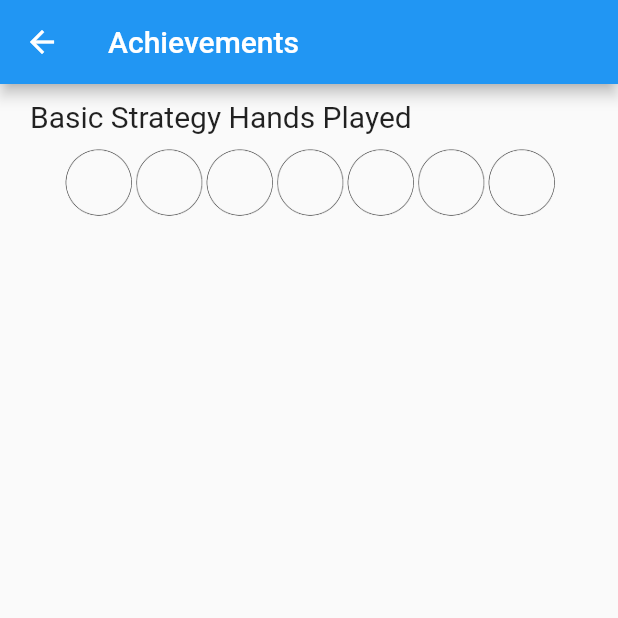
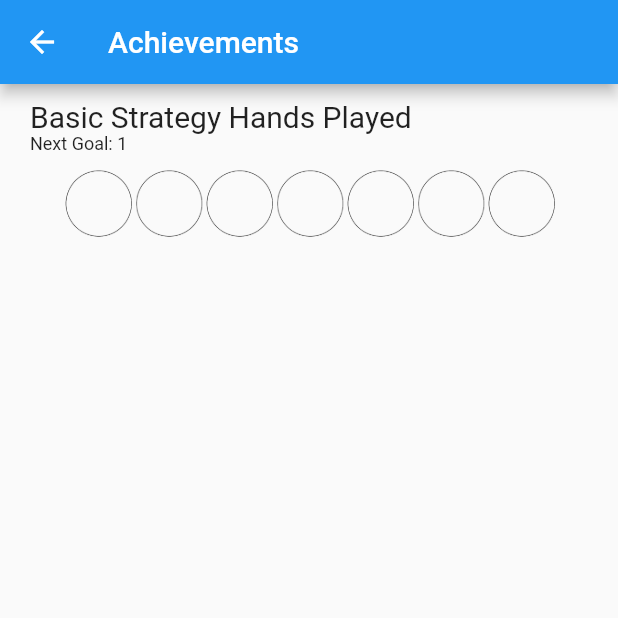
Before and after one commit to Eric-Lingren/count_champ, a Flutter app: the screen it shows after launch, on a phone screen of 412 x 824 dp, the top half of it. Run offline on Flutter 3.47's test engine with Material 2 defaults, Android fonts, the phone set to English and light mode, and no system bars; our stand-ins replace audioplayers, bloc, equatable, flutter_bloc, hydrated_bloc, test_api.

Commit message:
adding mext goal to achievements page

```diff
--- a/lib/pages/achievements_page.dart
+++ b/lib/pages/achievements_page.dart
@@ -33,20 +33,31 @@ class AchievementsPage extends StatelessWidget {
                 mainAxisAlignment: MainAxisAlignment.start,
                 children: [
                   Container(
-                    padding: EdgeInsets.fromLTRB(20, 0, 0, 10),
+                    padding: EdgeInsets.fromLTRB(20, 0, 0, 0),
                     child: const Text(
-                      'Basic Strategy Hands Played',
-                      style: TextStyle(fontSize: 20),
-                    ),
+                          'Basic Strategy Hands Played',
+                          style: TextStyle(fontSize: 20),
+                        ),
                   ),
                 ],
               ),
 
               BlocBuilder<AchievementsCubit, AchievementsState>(
                   builder: (context, state) {
-                return AchievementsChipRow(achievements: state.bsTotalPlayedAchievement);
+                return AchievementsChipRow(achievements: state.bsTotalPlayedAchievement, type: 'bs');
               }),
-
+              // Row(
+              //   mainAxisAlignment: MainAxisAlignment.start,
+              //   children: [
+              //     Container(
+              //       padding: EdgeInsets.fromLTRB(20, 0, 0, 10),
+              //       child: const Text(
+              //         'Next Level',
+              //         style: TextStyle(fontSize: 12),
+              //       ),
+              //     ),
+              //   ],
+              // ),
             ],
           ),
         )));
--- a/lib/widgets/achievements/achievements_chip_row.dart
+++ b/lib/widgets/achievements/achievements_chip_row.dart
@@ -2,6 +2,7 @@ import 'package:flutter/cupertino.dart';
 
 class AchievementsChipRow extends StatelessWidget {
   final int achievements;
+  final String type;
   final List achievementImages = [
     'assets/images/chips/1_white.png',
     'assets/images/chips/5_red.png',
@@ -12,49 +13,59 @@ class AchievementsChipRow extends StatelessWidget {
     'assets/images/chips/5000_grey.png',
   ];
 
-  AchievementsChipRow({Key? key, required this.achievements}) : super(key: key);
+  AchievementsChipRow(
+      {Key? key, required this.achievements, required this.type})
+      : super(key: key);
 
   @override
   Widget build(BuildContext context) {
-    // int test = 5;
-    final List achievementLevels = [1, 2, 3, 4, 5, 6, 7, 8, 9];
+    List achievementLevels = [];
+    String nextAchievementLevel = 'Completed All Levels';
+    if (type == 'bs') {
+      achievementLevels = [1, 5, 10, 15, 20, 25, 30, 35, 40];
+    }
     int lastAchievementIndex =
         achievementLevels.indexWhere((i) => i > achievements);
-    // print(lastAchievementIndex);
+
+    int nextAchievement = achievementLevels[lastAchievementIndex];
+    if (nextAchievement > 0) nextAchievementLevel = nextAchievement.toString();
 
     List userAchievements = achievementImages.sublist(0, lastAchievementIndex);
+    int missingAchievements =
+        (achievementLevels.length - userAchievements.length) - 2;
 
-    int missingAchievements =
-        (achievementLevels.length - userAchievements.length)-2;
-    print(missingAchievements);
-    print('----------------');
     for (int i = 0; i < missingAchievements; i++) {
-      print(i);
       userAchievements.add('assets/images/chips/circle.png');
     }
 
     return Container(
       margin: const EdgeInsets.only(left: 20.0, right: 20.0),
-      child: Row(
+      child: Column(
+        crossAxisAlignment: CrossAxisAlignment.start,
+        children: [
+          Text(
+            'Next Goal: $nextAchievementLevel',
+            style: const TextStyle(fontSize: 12),
+          ),
+          Row(
               mainAxisAlignment: MainAxisAlignment.center,
               children: userAchievements
                   .map<Widget>(
                     (chipPath) => Container(
-                  // margin: const EdgeInsets.only(left: 30.0),
                       margin: const EdgeInsets.only(
                         left: 2.0,
+                        top: 10,
                       ),
-                  // child: Positioned(
-                  // top: -150,
                       child: Image(
                           image: AssetImage(chipPath),
                           width: 45,
                           height:
                               45), // TODO make this synamic based on screen size
-                  // ),
                     ),
                   )
                   .toList()),
+        ],
+      ),
     );
   }
 }
```
Also changed, not shown: lib/logic/cubits/achievements_cubit/bs_achievements_cubit/bs_achievements_cubit.dart (+31 -31 lines). Lines whose indentation alone changed are shown as unchanged.
